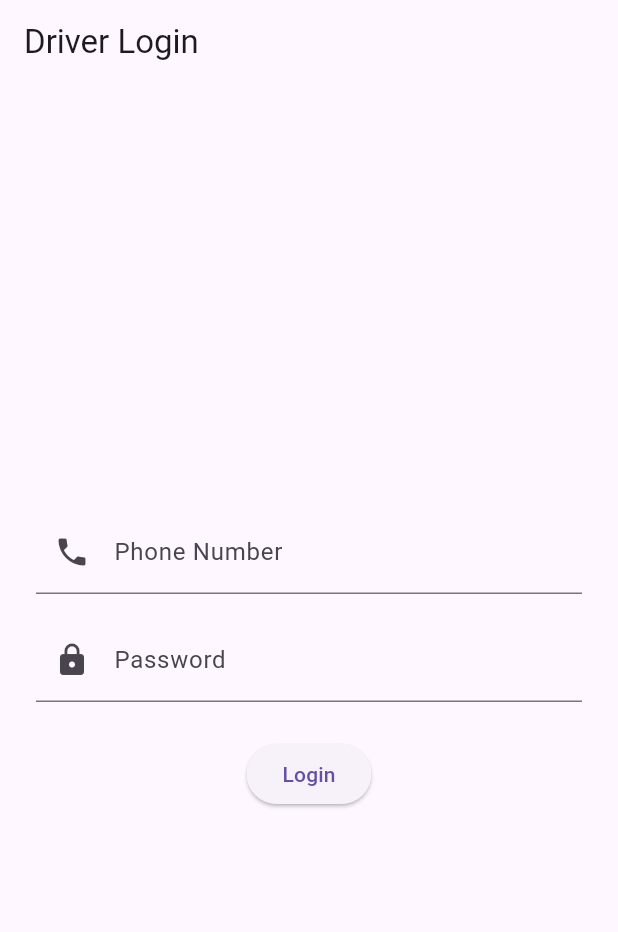
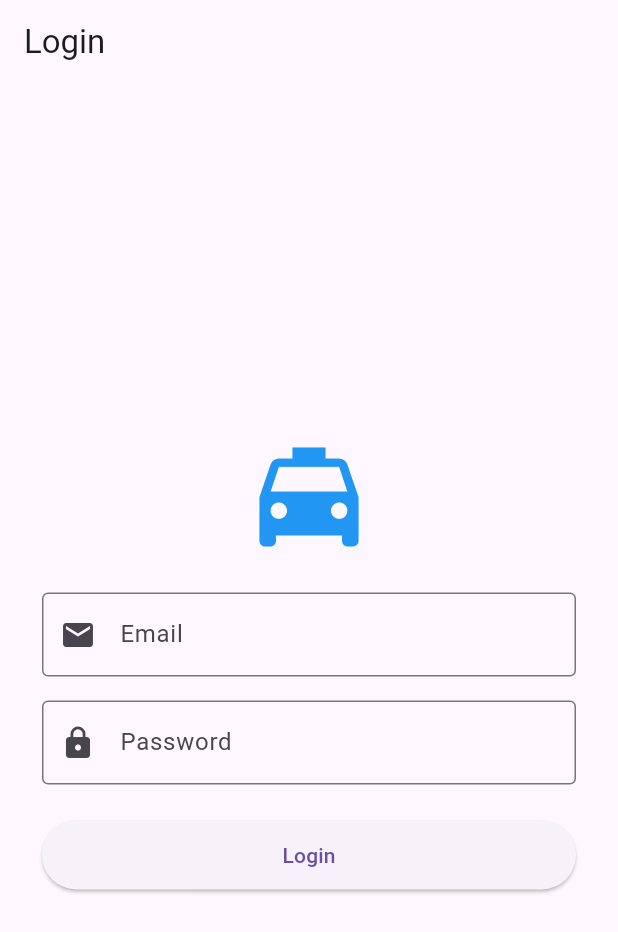
Before and after one commit to BaslielMesfin/INSA_Transportation_Project, a Flutter app: the screen it shows after launch, on a phone screen of 412 x 824 dp. Shown: the top 932 px of the screen. Run offline on Flutter 3.47's test engine with Material 3 defaults, Android fonts, the phone set to English and light mode, and no system bars; our stand-ins replace flutter_map, flutter_rating_bar, latlong2; accounts and stored records are empty.

Commit message:
Update main.dart

```diff
--- a/mobileapp/driver/lib/main.dart
+++ b/mobileapp/driver/lib/main.dart
@@ -1,19 +1,43 @@
 import 'package:flutter/material.dart';
-import 'login_page.dart';
+import 'package:provider/provider.dart';
+
+import 'screens/login_page.dart';
+import 'screens/home_page.dart';
+import 'services/auth_service.dart';
+import 'services/driver_service.dart';
+import 'services/feedback_service.dart';
 
 void main() {
-  runApp(const MyApp());
+  runApp(
+    MultiProvider(
+      providers: [
+        ChangeNotifierProvider(create: (_) => AuthService()),
+        ChangeNotifierProvider(create: (_) => DriverService()),
+        ChangeNotifierProvider(create: (_) => FeedbackService()),
+      ],
+      child: const DriverFeedbackApp(),
+    ),
+  );
 }
 
-class MyApp extends StatelessWidget {
-  const MyApp({super.key});
+class DriverFeedbackApp extends StatelessWidget {
+  const DriverFeedbackApp({super.key});
+
   @override
   Widget build(BuildContext context) {
     return MaterialApp(
-      title: ' Driver App',
-      theme: ThemeData(primarySwatch: Colors.blue),
-      home: const LoginPage(),
+      title: 'Driver',
+      theme: ThemeData(
+        primarySwatch: Colors.blue,
+        brightness: Brightness.light,
+        useMaterial3: true,
+      ),
       debugShowCheckedModeBanner: false,
+      initialRoute: '/login',
+      routes: {
+        '/login': (context) => const LoginPage(),
+        '/home': (context) => const HomePage(),
+      },
     );
   }
 }
```
